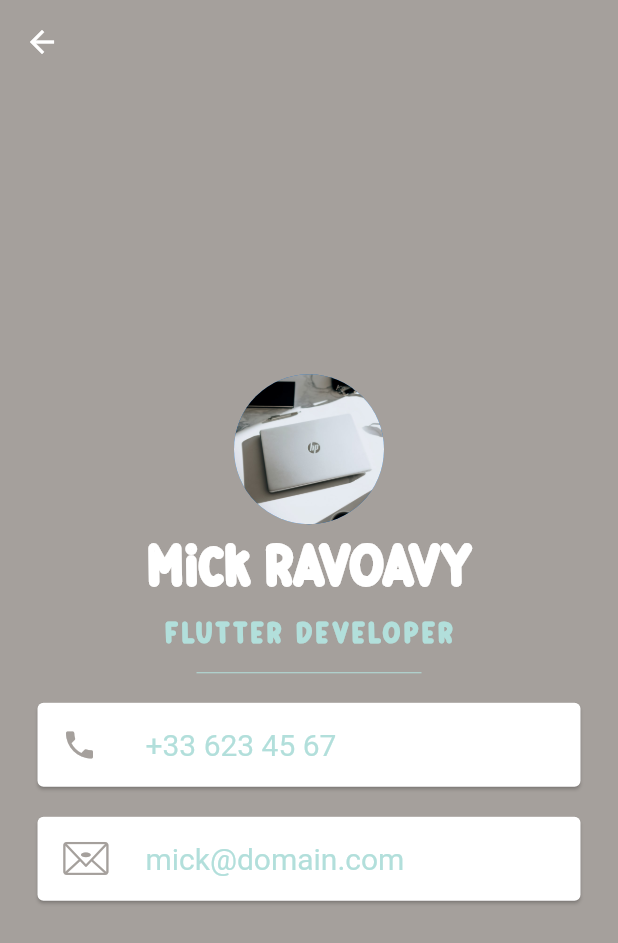
After one commit to mcaalh/cool_hunter_flut_firestore, a Flutter app: the ProfileScreen screen opened by its route, on a phone screen of 412 x 824 dp. The commit adds this screen. Shown: the top 943 px of the screen. Run offline on Flutter 3.47's test engine with Material 2 defaults, Android fonts, the phone set to English and light mode, and no system bars; our stand-ins replace cloud_firestore, cloud_functions, dio, firebase_auth, firebase_core, firebase_messaging and 8 more; missing offline and left inert: flutter_stripe; accounts and stored records are empty; network calls fail; Roboto replaces fonts that are missing (Source Sans Pro); project files that could hold a hidden picture were left out.

```diff
--- a/lib/screens/details_slide/widgets/panel_widget.dart
+++ b/lib/screens/details_slide/widgets/panel_widget.dart
@@ -1,6 +1,5 @@
 import 'package:CoolHunter/models/project.dart';
 import 'package:CoolHunter/screens/details_slide/widgets/panel_header_widget.dart';
-import 'package:CoolHunter/screens/details_slide/widgets/participants_widget.dart';
 import 'package:CoolHunter/screens/details_slide/widgets/stats_widget.dart';
 import 'package:flutter/material.dart';
 
--- a/lib/screens/home/widgets/search_widget.dart
+++ b/lib/screens/home/widgets/search_widget.dart
@@ -19,7 +19,8 @@ class Searchwidget extends StatelessWidget {
                 offset: Offset(0, 12),
                 blurRadius: 16.0,
               )
-              ]),
+            ],
+          ),
           child: Padding(
             padding: const EdgeInsets.symmetric(horizontal: 16.0),
             child: TextField(
--- a/lib/screens/map/widgets/map_bottom_item_widget.dart
+++ b/lib/screens/map/widgets/map_bottom_item_widget.dart
@@ -1,5 +1,7 @@
 import 'package:CoolHunter/constants/controllers.dart';
+import 'package:CoolHunter/models/project.dart';
 import 'package:flutter/material.dart';
+import 'package:google_maps_flutter/google_maps_flutter.dart';
 
 class MapBottomItemWidget extends StatelessWidget {
   MapBottomItemWidget({
@@ -11,6 +13,7 @@ class MapBottomItemWidget extends StatelessWidget {
   @override
   Widget build(BuildContext context) {
     final PageController _pageController = mapController.pageController;
+    final ProjectModel _project = projectsController.projects[index.toInt()];
     return AnimatedBuilder(
       animation: _pageController,
       builder: (BuildContext context, Widget? widget) {
@@ -31,6 +34,7 @@ class MapBottomItemWidget extends StatelessWidget {
       child: InkWell(
         onTap: () {
           // moveCamera();
+          mapController.setShowWindow(MarkerId(_project.name.toString()));
           mapController.moveCamera();
           print('tap inkwell');
         },
--- /dev/null
+++ b/lib/screens/profile/profile_screen.dart
@@ -0,0 +1,95 @@
+import 'package:CoolHunter/theme/bytel_icons_icons.dart';
+import 'package:flutter/material.dart';
+
+class ProfileScreen extends StatelessWidget {
+  const ProfileScreen({Key? key}) : super(key: key);
+
+  @override
+  Widget build(BuildContext context) {
+    return Scaffold(
+      appBar: AppBar(
+        elevation: 0,
+        backgroundColor: Colors.transparent,
+      ),
+      backgroundColor: const Color(0xFFA5A09c),
+      body: SafeArea(
+        child: Column(
+          mainAxisAlignment: MainAxisAlignment.center,
+          children: <Widget>[
+            const Hero(
+              tag: 'assets/images/photo2.jpg',
+              child: CircleAvatar(
+                radius: 50.0,
+                backgroundImage: AssetImage('assets/images/photo2.jpg'),
+              ),
+            ),
+            const Text(
+              'Mick RAVOAVY',
+              style: TextStyle(
+                fontFamily: 'BestSchoolOutlineFont',
+                fontSize: 40.0,
+                color: Colors.white,
+                fontWeight: FontWeight.bold,
+              ),
+            ),
+            Text(
+              'FLUTTER DEVELOPER',
+              style: TextStyle(
+                fontFamily: 'BestSchoolFont',
+                color: Colors.teal.shade100,
+                fontSize: 20.0,
+                letterSpacing: 2.5,
+                fontWeight: FontWeight.bold,
+              ),
+            ),
+            SizedBox(
+              height: 20.0,
+              width: 150.0,
+              child: Divider(
+                color: Colors.teal.shade100,
+              ),
+            ),
+            Card(
+              margin:
+                  const EdgeInsets.symmetric(vertical: 10.0, horizontal: 25.0),
+              child: ListTile(
+                leading: const Icon(
+                  Icons.phone,
+                  color: Color(0xFFA5A09c),
+                ),
+                title: Text(
+                  '+33 623 45 67',
+                  style: TextStyle(
+                    color: Colors.teal.shade100,
+                    fontFamily: 'Source Sans Pro',
+                    fontSize: 20.0,
+                  ),
+                ),
+              ),
+            ),
+            Card(
+              margin:
+                  const EdgeInsets.symmetric(vertical: 10.0, horizontal: 25.0),
+              child: ListTile(
+                leading: const Icon(
+                  BytelIcons.rvb_clients_messagerie_email,
+                  color: Color(0xFFA5A09c),
+                ),
+                title: Text(
+                  'mick@domain.com',
+                  style: TextStyle(
+                      fontSize: 20.0,
+                      color: Colors.teal.shade100,
+                      fontFamily: 'Source Sans Pro'),
+                ),
+              ),
+            ),
+            const SizedBox(
+              height: 20.0,
+            ),
+          ],
+        ),
+      ),
+    );
+  }
+}
--- a/lib/widgets/grid_view_widget.dart
+++ b/lib/widgets/grid_view_widget.dart
@@ -85,7 +85,8 @@ class GridViewWidget extends StatelessWidget {
               mainAxisAlignment: MainAxisAlignment.spaceBetween,
               children: <Widget>[
                 IconButton(
-                  onPressed: () => print('up your cool attitude'),
+                  onPressed: () =>
+                      favouritesController.addProjectToFavourites(project),
                   icon: Icon(
                     CoolIcons.f8896490c87ab7e94bf37195d14fddf5,
                     color: favouritesController.isProjectAlreadyAdded(project)
```
Also changed, not shown: lib/controllers/map_controller.dart (+39 -21 lines), lib/controllers/projects_controller.dart (+9 -10 lines), lib/main.dart (+7 -2 lines), lib/screens/authentication/login/login_screen_new.dart (+13 -12 lines), lib/screens/home/my_home_screen.dart (+21 -11 lines), lib/screens/map/map_screen.dart (+5 -3 lines), pubspec.yaml (+10 -12 lines), assets/fonts/BestSchoolDingbatFont.otf (added), assets/fonts/BestSchoolFont.otf (added), assets/fonts/BestSchoolOutlineFont.otf (added), assets/fonts/GoldenHopes.otf (added), assets/logos/makiHead_0.5.png (added), assets/logos/makiHead_1x.jpg (added), assets/logos/makiHead_1x.png (added), 1 more files, 6 other files. Lines whose indentation alone changed are shown as unchanged.
